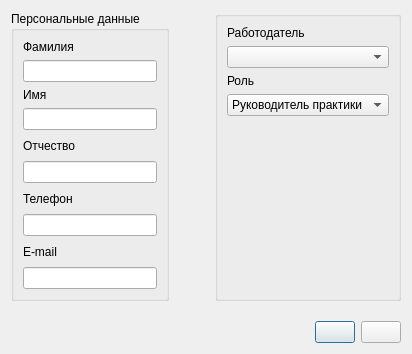
Qt form ui/insertstaffemployer.ui (7enSmile/clientVKR) before a commit.
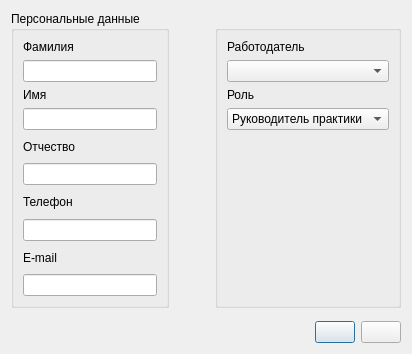
The same form after that commit.

Diff of the .ui file:
```diff
--- a/ui/insertstaffemployer.ui
+++ b/ui/insertstaffemployer.ui
@@ -120,7 +120,7 @@
        <item>
         <widget class="QGroupBox" name="groupBox_2">
          <property name="title">
-          <string/>
+          <string> </string>
          </property>
          <layout class="QVBoxLayout" name="verticalLayout_11">
           <item>
@@ -214,13 +214,6 @@
          </property>
         </spacer>
        </item>
-       <item>
-        <widget class="QPushButton" name="pushButton">
-         <property name="text">
-          <string/>
-         </property>
-        </widget>
-       </item>
        <item>
         <widget class="QPushButton" name="pushButtonAction">
          <property name="text">
@@ -228,6 +221,13 @@
          </property>
         </widget>
        </item>
+       <item>
+        <widget class="QPushButton" name="pushButton">
+         <property name="text">
+          <string/>
+         </property>
+        </widget>
+       </item>
       </layout>
      </item>
     </layout>
```
